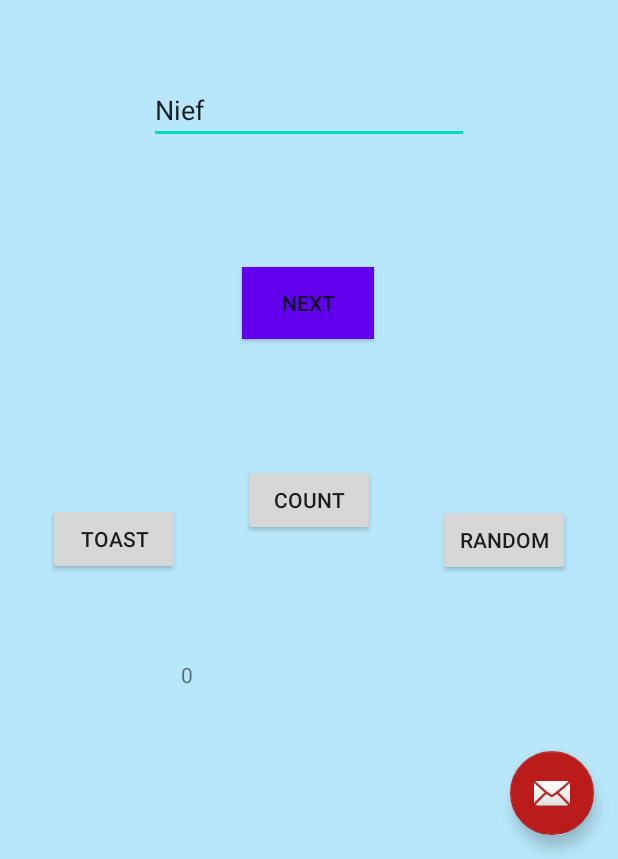
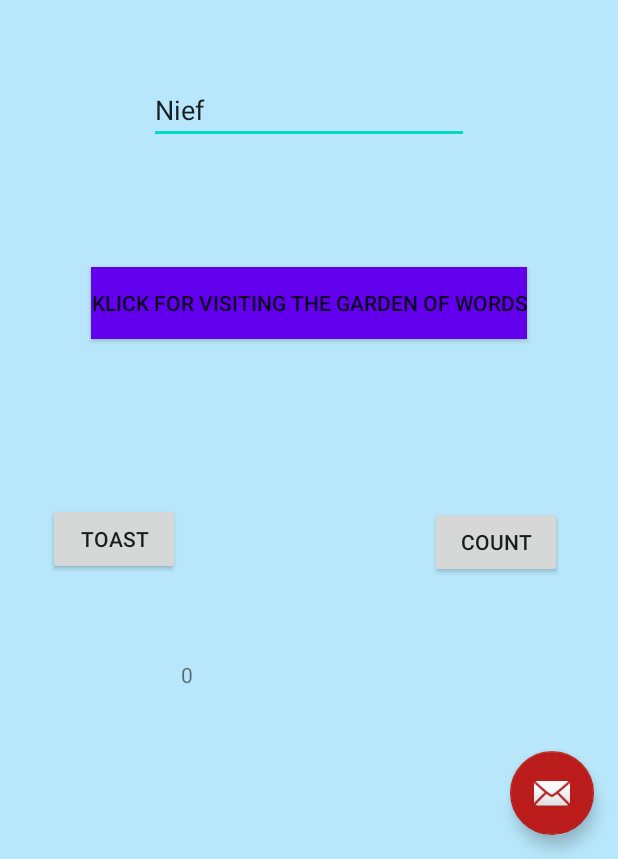
Before and after one commit to daphniamh/Quokka, an Android app: the screen it shows after launch (MainActivity), on a phone screen of 412 x 824 dp, the part 377-1236 px from its top. Run offline under Robolectric (Android 15) with nearby library versions, the light colour scheme and no system bars.

Commit message:
added background picture, deleted random button

```diff
--- a/app/src/main/java/com/example/quokka/FirstFragment.java
+++ b/app/src/main/java/com/example/quokka/FirstFragment.java
@@ -15,7 +15,7 @@ import androidx.navigation.fragment.NavHostFragment;
 
 import java.util.Locale;
 
-public class FirstFragment extends Fragment  {
+public class FirstFragment extends Fragment {
     //finde items and caching them
     TextView showCountTextView;
     EditText text_name_field;
@@ -54,7 +54,7 @@ public class FirstFragment extends Fragment  {
             public void onClick(View view) {
 
                 String name = text_name_field.getText().toString();
-                Toast myToast = Toast.makeText(getActivity(), "Hello "+name+"!", Toast.LENGTH_SHORT);
+                Toast myToast = Toast.makeText(getActivity(), "Hello " + name + "!", Toast.LENGTH_SHORT);
                 myToast.show();
             }
         });
@@ -91,7 +91,7 @@ public class FirstFragment extends Fragment  {
 
     //        public void onInit(int arg0) {
     //            tts.setLanguage(Locale.FRENCH);
-   //            tts.speak("Salut", TextToSpeech.QUEUE_FLUSH, null);
+    //            tts.speak("salut", TextToSpeech.QUEUE_FLUSH, null);
     //        }
     //    });
     // }
--- a/app/src/main/res/layout/fragment_first.xml
+++ b/app/src/main/res/layout/fragment_first.xml
@@ -52,18 +52,6 @@
         app:layout_constraintTop_toBottomOf="@+id/textview_first"
         app:layout_constraintVertical_bias="0.637" />
 
-    <Button
-        android:id="@+id/random_button"
-        android:layout_width="wrap_content"
-        android:layout_height="wrap_content"
-        android:layout_marginEnd="32dp"
-        android:layout_marginRight="32dp"
-        android:text="@string/random_button_text"
-        app:layout_constraintBottom_toBottomOf="parent"
-        app:layout_constraintEnd_toEndOf="parent"
-        app:layout_constraintTop_toBottomOf="@+id/textview_first"
-        app:layout_constraintVertical_bias="0.64" />
-
     <TextView
         android:id="@+id/text_number"
         android:layout_width="171dp"
@@ -82,8 +70,10 @@
         android:text="@string/count_button_text"
         app:layout_constraintBottom_toTopOf="@+id/text_number"
         app:layout_constraintEnd_toEndOf="parent"
+        app:layout_constraintHorizontal_bias="0.885"
         app:layout_constraintStart_toStartOf="parent"
-        app:layout_constraintTop_toBottomOf="@+id/button_first" />
+        app:layout_constraintTop_toBottomOf="@+id/button_first"
+        app:layout_constraintVertical_bias="0.67" />
 
     <EditText
         android:id="@+id/text_name"
--- a/app/src/main/res/values/strings.xml
+++ b/app/src/main/res/values/strings.xml
@@ -4,7 +4,7 @@
     <!-- Strings used for fragments for navigation -->
     <string name="first_fragment_label">First Fragment</string>
     <string name="second_fragment_label">Second Fragment</string>
-    <string name="next">Next</string>
+    <string name="next">Klick for visiting the garden of words</string>
     <string name="previous">Previous</string>
 
     <string name="hello_first_fragment">Hello Quokka Lover!</string>
```
Also changed, not shown: app/src/main/res/layout/fragment_second.xml (+4 -4 lines), app/src/main/res/drawable/gardenofwords_small2.jpg (added), app/src/main/res/drawable/katzelaptop2.jpg (added). Lines whose indentation alone changed are shown as unchanged.
